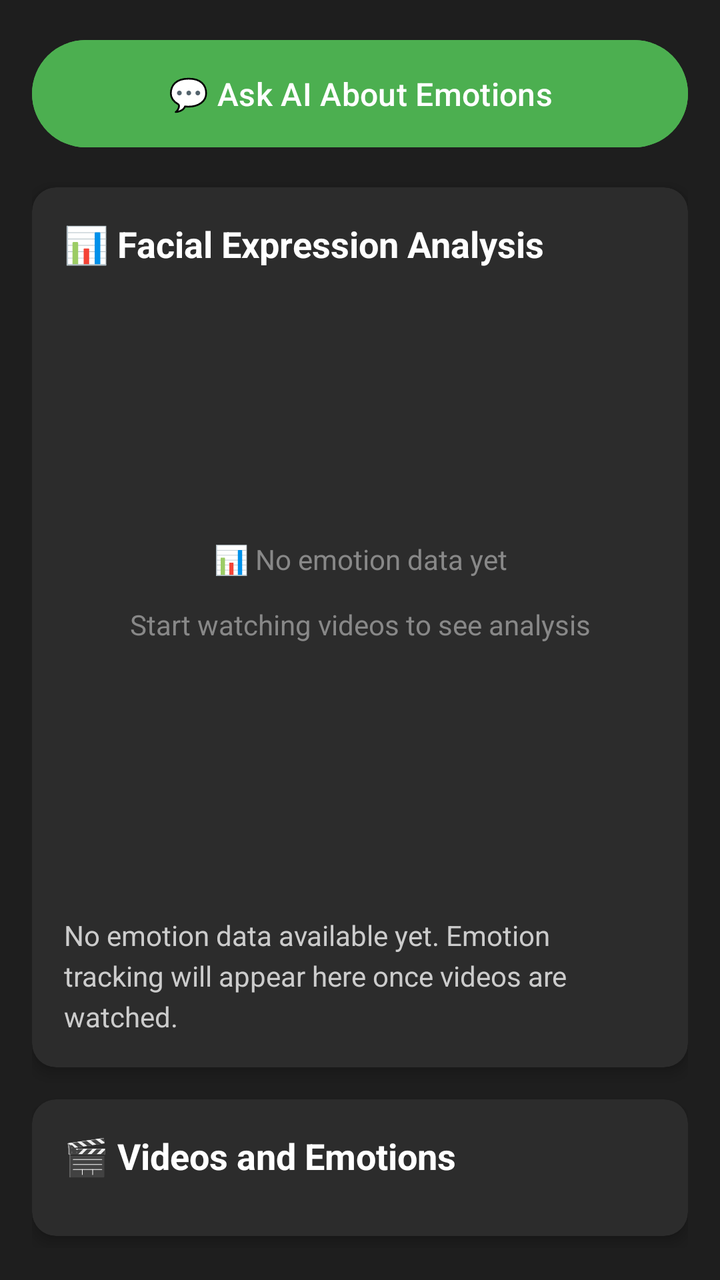
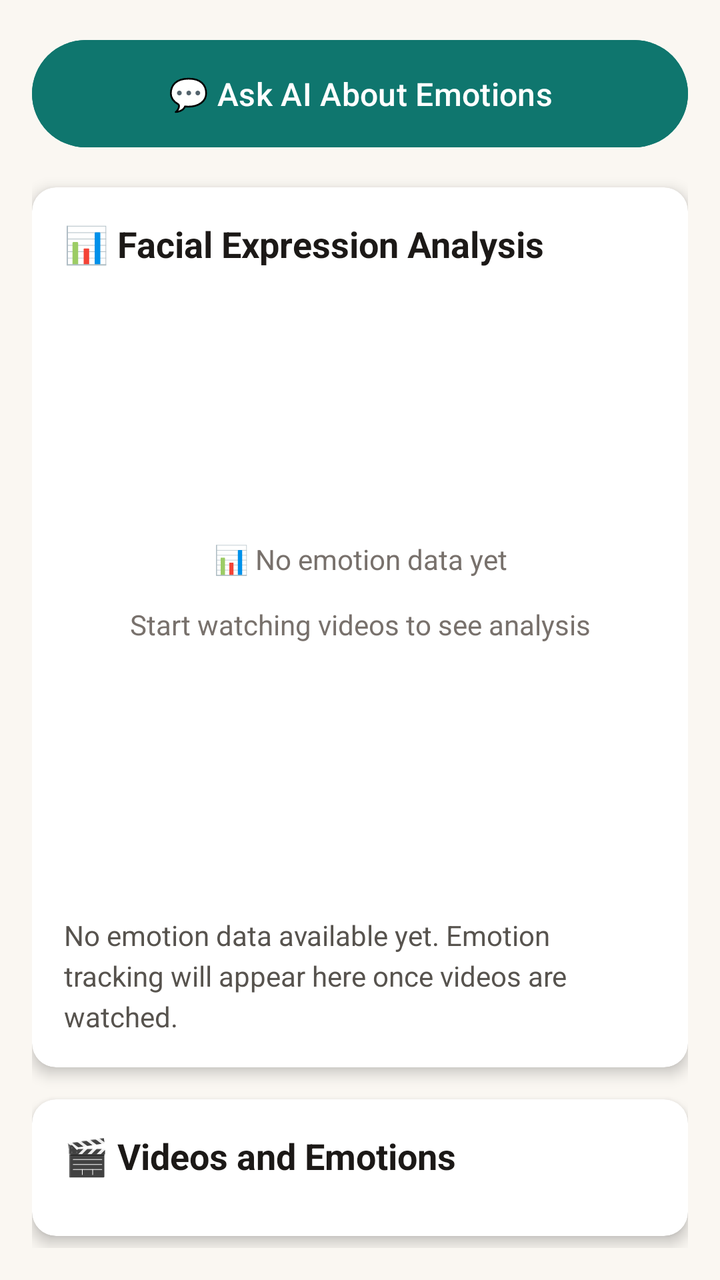

Two renders of the same Android screen: before a commit and after it. Below are the layout's source before the change and the commit's diff.
<!-- AndroidManifest.xml: application theme Theme.RecallLive -->
<!-- res/layout/fragment_guardianhome.xml -->
<?xml version="1.0" encoding="utf-8"?>
<ScrollView xmlns:android="http://schemas.android.com/apk/res/android"
    xmlns:app="http://schemas.android.com/apk/res-auto"
    xmlns:tools="http://schemas.android.com/tools"
    android:layout_width="match_parent"
    android:layout_height="match_parent"
    android:background="#1E1E1E"
    android:fillViewport="true">

    <LinearLayout
        android:layout_width="match_parent"
        android:layout_height="wrap_content"
        android:orientation="vertical"
        android:padding="16dp">

        
        <Button
            android:id="@+id/btn_ai_chat"
            android:layout_width="match_parent"
            android:layout_height="wrap_content"
            android:text="💬 Ask AI About Emotions"
            android:textColor="#FFFFFF"
            android:backgroundTint="#4CAF50"
            android:textSize="16sp"
            android:padding="16dp"
            android:layout_marginBottom="16dp"
            android:elevation="4dp" />

        
        <androidx.cardview.widget.CardView
            android:id="@+id/card_quiz_score"
            android:layout_width="match_parent"
            android:layout_height="wrap_content"
            android:layout_marginBottom="16dp"
            app:cardBackgroundColor="#2C2C2C"
            app:cardCornerRadius="12dp"
            app:cardElevation="4dp">

            <LinearLayout
                android:layout_width="match_parent"
                android:layout_height="wrap_content"
                android:orientation="vertical"
                android:padding="16dp">

                <TextView
                    android:layout_width="wrap_content"
                    android:layout_height="wrap_content"
                    android:text="📊 Facial Expression Analysis"
                    android:textColor="#FFFFFF"
                    android:textSize="18sp"
                    android:textStyle="bold"
                    android:layout_marginBottom="12dp" />

                
                <FrameLayout
                    android:id="@+id/graph_container"
                    android:layout_width="match_parent"
                    android:layout_height="300dp"
                    android:layout_marginBottom="12dp">

                    <TextView
                        android:id="@+id/tv_quiz_placeholder"
                        android:layout_width="match_parent"
                        android:layout_height="match_parent"
                        android:gravity="center"
                        android:text="📊 No emotion data yet\n\nStart watching videos to see analysis"
                        android:textColor="#888888"
                        android:textSize="14sp" />
                </FrameLayout>

                
                <TextView
                    android:id="@+id/tv_explanation"
                    android:layout_width="match_parent"
                    android:layout_height="wrap_content"
                    android:text="No emotion data available yet. Emotion tracking will appear here once videos are watched."
                    android:textColor="#CCCCCC"
                    android:textSize="14sp"
                    android:lineSpacingExtra="4dp" />
            </LinearLayout>
        </androidx.cardview.widget.CardView>

        
        <androidx.cardview.widget.CardView
            android:layout_width="match_parent"
            android:layout_height="wrap_content"
            app:cardBackgroundColor="#2C2C2C"
            app:cardCornerRadius="12dp"
            app:cardElevation="4dp">

            <LinearLayout
                android:layout_width="match_parent"
                android:layout_height="wrap_content"
                android:orientation="vertical"
                android:padding="16dp">

                <TextView
                    android:layout_width="wrap_content"
                    android:layout_height="wrap_content"
                    android:text="🎬 Videos and Emotions"
                    android:textColor="#FFFFFF"
                    android:textSize="18sp"
                    android:textStyle="bold"
                    android:layout_marginBottom="12dp" />

                
                <androidx.recyclerview.widget.RecyclerView
                    android:id="@+id/rv_videos_emotions"
                    android:layout_width="match_parent"
                    android:layout_height="wrap_content"
                    android:nestedScrollingEnabled="false"
                    tools:listitem="@layout/item_video_emotion" />
            </LinearLayout>
        </androidx.cardview.widget.CardView>

    </LinearLayout>
</ScrollView>
<!-- res/layout/item_video_emotion.xml (included above) -->
<?xml version="1.0" encoding="utf-8"?>
<androidx.cardview.widget.CardView xmlns:android="http://schemas.android.com/apk/res/android"
    xmlns:app="http://schemas.android.com/apk/res-auto"
    android:layout_width="match_parent"
    android:layout_height="wrap_content"
    android:layout_marginBottom="8dp"
    app:cardCornerRadius="12dp"
    app:cardElevation="4dp"
    app:cardBackgroundColor="#2D2D2D"
    android:clickable="true"
    android:focusable="true"
    android:foreground="?attr/selectableItemBackground">

    <LinearLayout
        android:layout_width="match_parent"
        android:layout_height="wrap_content"
        android:orientation="vertical"
        android:padding="12dp">

        
        <LinearLayout
            android:layout_width="match_parent"
            android:layout_height="wrap_content"
            android:orientation="horizontal"
            android:layout_marginBottom="4dp">

            <TextView
                android:id="@+id/tv_video_title"
                android:layout_width="0dp"
                android:layout_height="wrap_content"
                android:layout_weight="1"
                android:text="Video Title"
                android:textSize="14sp"
                android:textColor="#FFFFFF"
                android:textStyle="bold"
                android:ellipsize="end"
                android:maxLines="1" />

            <TextView
                android:id="@+id/tv_video_date"
                android:layout_width="wrap_content"
                android:layout_height="wrap_content"
                android:text="Jan 1, 2025"
                android:textSize="12sp"
                android:textColor="#808080"
                android:layout_marginStart="8dp" />

        </LinearLayout>

        
        <TextView
            android:id="@+id/tv_top_emotion"
            android:layout_width="wrap_content"
            android:layout_height="wrap_content"
            android:text="😊 Happy"
            android:textSize="16sp"
            android:textStyle="bold"
            android:textColor="#FFFFFF"
            android:layout_marginBottom="4dp" />

        
        <TextView
            android:id="@+id/tv_emotion_count"
            android:layout_width="wrap_content"
            android:layout_height="wrap_content"
            android:text="15 emotions detected"
            android:textSize="12sp"
            android:textColor="#B0B0B0"
            android:layout_marginBottom="4dp" />

        
        <TextView
            android:id="@+id/tv_emotion_breakdown"
            android:layout_width="match_parent"
            android:layout_height="wrap_content"
            android:text="😊 10  😢 3  😲 2"
            android:textSize="14sp"
            android:textColor="#FFFFFF" />

    </LinearLayout>

</androidx.cardview.widget.CardView>
<!-- resources referenced by this layout -->
<resources>
  <style name="Theme.RecallLive" parent="Base.Theme.RecallLive" />
  <style name="Base.Theme.RecallLive" parent="Theme.Material3.DayNight.NoActionBar">
          
          
      </style>
</resources>

<!-- the commit's change to res/layout/fragment_guardianhome.xml (unified diff, before → after) -->
@@ -4,7 +4,7 @@
     xmlns:tools="http://schemas.android.com/tools"
     android:layout_width="match_parent"
     android:layout_height="match_parent"
-    android:background="#1E1E1E"
+    android:background="#FAF7F2"
     android:fillViewport="true">
 
     <LinearLayout
@@ -20,7 +20,7 @@
             android:layout_height="wrap_content"
             android:text="💬 Ask AI About Emotions"
             android:textColor="#FFFFFF"
-            android:backgroundTint="#4CAF50"
+            android:backgroundTint="#0F766E"
             android:textSize="16sp"
             android:padding="16dp"
             android:layout_marginBottom="16dp"
@@ -32,7 +32,7 @@
             android:layout_width="match_parent"
             android:layout_height="wrap_content"
             android:layout_marginBottom="16dp"
-            app:cardBackgroundColor="#2C2C2C"
+            app:cardBackgroundColor="#FFFFFF"
             app:cardCornerRadius="12dp"
             app:cardElevation="4dp">
 
@@ -46,7 +46,7 @@
                     android:layout_width="wrap_content"
                     android:layout_height="wrap_content"
                     android:text="📊 Facial Expression Analysis"
-                    android:textColor="#FFFFFF"
+                    android:textColor="#1C1917"
                     android:textSize="18sp"
                     android:textStyle="bold"
                     android:layout_marginBottom="12dp" />
@@ -64,7 +64,7 @@
                         android:layout_height="match_parent"
                         android:gravity="center"
                         android:text="📊 No emotion data yet\n\nStart watching videos to see analysis"
-                        android:textColor="#888888"
+                        android:textColor="#78716C"
                         android:textSize="14sp" />
                 </FrameLayout>
 
@@ -74,7 +74,7 @@
                     android:layout_width="match_parent"
                     android:layout_height="wrap_content"
                     android:text="No emotion data available yet. Emotion tracking will appear here once videos are watched."
-                    android:textColor="#CCCCCC"
+                    android:textColor="#57534E"
                     android:textSize="14sp"
                     android:lineSpacingExtra="4dp" />
             </LinearLayout>
@@ -84,7 +84,7 @@
         <androidx.cardview.widget.CardView
             android:layout_width="match_parent"
             android:layout_height="wrap_content"
-            app:cardBackgroundColor="#2C2C2C"
+            app:cardBackgroundColor="#FFFFFF"
             app:cardCornerRadius="12dp"
             app:cardElevation="4dp">
 
@@ -98,7 +98,7 @@
                     android:layout_width="wrap_content"
                     android:layout_height="wrap_content"
                     android:text="🎬 Videos and Emotions"
-                    android:textColor="#FFFFFF"
+                    android:textColor="#1C1917"
                     android:textSize="18sp"
                     android:textStyle="bold"
                     android:layout_marginBottom="12dp" />
@@ -124,7 +124,7 @@
     android:layout_marginBottom="8dp"
     app:cardCornerRadius="12dp"
     app:cardElevation="4dp"
-    app:cardBackgroundColor="#2D2D2D"
+    app:cardBackgroundColor="#FFFFFF"
     android:clickable="true"
     android:focusable="true"
     android:foreground="?attr/selectableItemBackground">
@@ -149,7 +149,7 @@
                 android:layout_weight="1"
                 android:text="Video Title"
                 android:textSize="14sp"
-                android:textColor="#FFFFFF"
+                android:textColor="#1C1917"
                 android:textStyle="bold"
                 android:ellipsize="end"
                 android:maxLines="1" />
@@ -160,7 +160,7 @@
                 android:layout_height="wrap_content"
                 android:text="Jan 1, 2025"
                 android:textSize="12sp"
-                android:textColor="#808080"
+                android:textColor="#78716C"
                 android:layout_marginStart="8dp" />
 
         </LinearLayout>
@@ -173,7 +173,7 @@
             android:text="😊 Happy"
             android:textSize="16sp"
             android:textStyle="bold"
-            android:textColor="#FFFFFF"
+            android:textColor="#1C1917"
             android:layout_marginBottom="4dp" />
 
         
@@ -183,7 +183,7 @@
             android:layout_height="wrap_content"
             android:text="15 emotions detected"
             android:textSize="12sp"
-            android:textColor="#B0B0B0"
+            android:textColor="#57534E"
             android:layout_marginBottom="4dp" />
 
         
@@ -193,7 +193,7 @@
             android:layout_height="wrap_content"
             android:text="😊 10  😢 3  😲 2"
             android:textSize="14sp"
-            android:textColor="#FFFFFF" />
+            android:textColor="#1C1917" />
 
     </LinearLayout>
 
